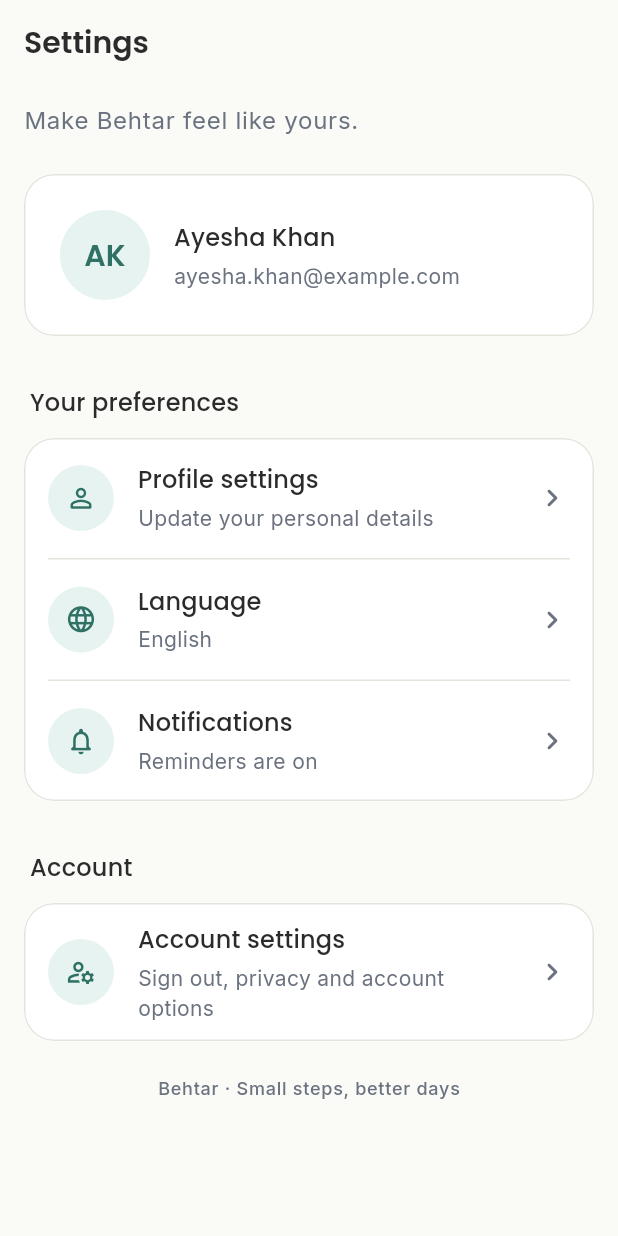
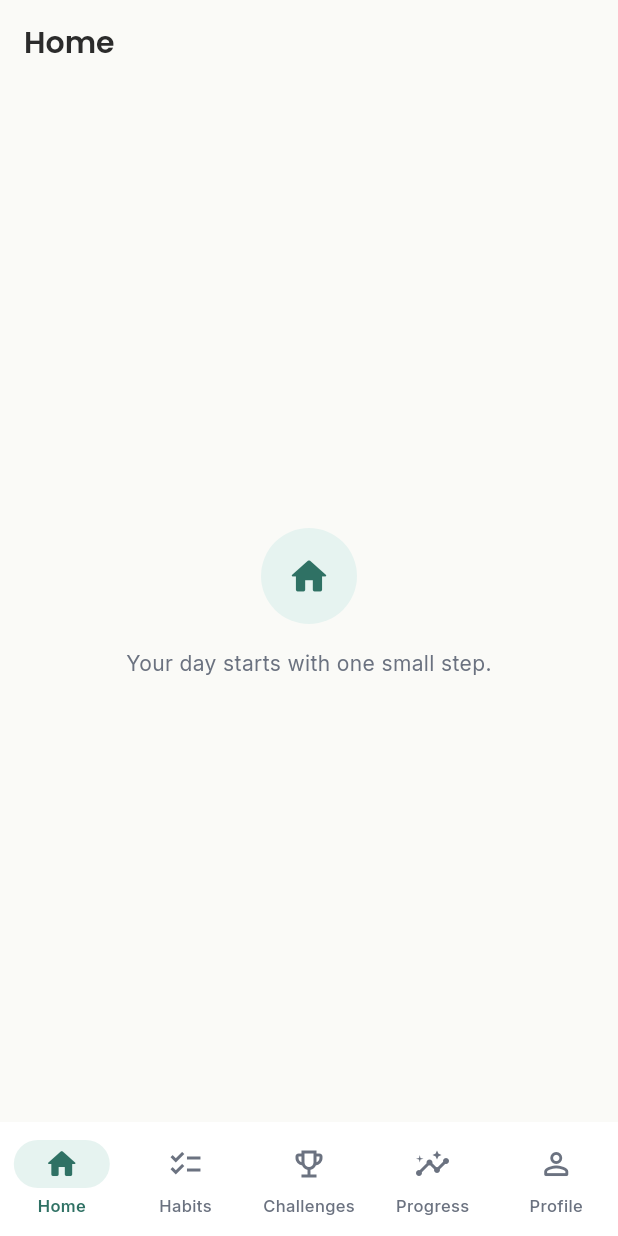
Before and after one commit to hassanmehmood2511/digital-wellbeing-app, a Flutter app: the screen it shows after launch, on a phone screen of 412 x 824 dp. Run offline on Flutter 3.47's test engine with Material 3 defaults, Android fonts, the phone set to English and light mode, and no system bars; our stand-ins replace google_fonts.

Commit message:
add main navigation shell (bottom bar) and refactor settings

```diff
--- /dev/null
+++ b/lib/core/routing/app_navigation_shell.dart
@@ -0,0 +1,94 @@
+import 'package:flutter/material.dart';
+
+import '../../features/settings/settings_controller.dart';
+import '../../features/settings/profile_screen.dart';
+import '../theme/app_theme.dart';
+import '../widgets/behtar_bottom_navigation_bar.dart';
+
+class AppNavigationShell extends StatefulWidget {
+  const AppNavigationShell({required this.settingsController, super.key});
+
+  final SettingsController settingsController;
+
+  @override
+  State<AppNavigationShell> createState() => _AppNavigationShellState();
+}
+
+class _AppNavigationShellState extends State<AppNavigationShell> {
+  int _currentIndex = 0;
+
+  @override
+  Widget build(BuildContext context) {
+    return Scaffold(
+      body: IndexedStack(
+        index: _currentIndex,
+        children: [
+          const _DestinationPlaceholder(
+            title: 'Home',
+            message: 'Your day starts with one small step.',
+            icon: Icons.home_rounded,
+          ),
+          const _DestinationPlaceholder(
+            title: 'Habits',
+            message: 'Your habits will appear here.',
+            icon: Icons.checklist_rounded,
+          ),
+          const _DestinationPlaceholder(
+            title: 'Challenges',
+            message: 'Find a challenge to grow together.',
+            icon: Icons.emoji_events_rounded,
+          ),
+          const _DestinationPlaceholder(
+            title: 'Progress',
+            message: 'Your progress will be shown here.',
+            icon: Icons.insights_rounded,
+          ),
+          ProfileScreen(controller: widget.settingsController),
+        ],
+      ),
+      bottomNavigationBar: BehtarBottomNavigationBar(
+        currentIndex: _currentIndex,
+        onDestinationSelected: (index) {
+          setState(() => _currentIndex = index);
+        },
+      ),
+    );
+  }
+}
+
+class _DestinationPlaceholder extends StatelessWidget {
+  const _DestinationPlaceholder({
+    required this.title,
+    required this.message,
+    required this.icon,
+  });
+
+  final String title;
+  final String message;
+  final IconData icon;
+
+  @override
+  Widget build(BuildContext context) {
+    return Scaffold(
+      appBar: AppBar(title: Text(title)),
+      body: Center(
+        child: Padding(
+          padding: const EdgeInsets.all(BehtarSpacing.xl),
+          child: Column(
+            mainAxisSize: MainAxisSize.min,
+            children: [
+              CircleAvatar(
+                radius: 32,
+                backgroundColor: BehtarColors.primarySoft,
+                foregroundColor: BehtarColors.primaryDark,
+                child: Icon(icon, size: 30),
+              ),
+              const SizedBox(height: BehtarSpacing.base),
+              Text(message, textAlign: TextAlign.center),
+            ],
+          ),
+        ),
+      ),
+    );
+  }
+}
--- a/lib/core/theme/app_theme.dart
+++ b/lib/core/theme/app_theme.dart
@@ -93,6 +93,34 @@ abstract final class AppTheme {
           color: BehtarColors.primaryText,
         ),
       ),
+      navigationBarTheme: NavigationBarThemeData(
+        backgroundColor: BehtarColors.surface,
+        surfaceTintColor: Colors.transparent,
+        elevation: 3,
+        height: 76,
+        labelBehavior: NavigationDestinationLabelBehavior.alwaysShow,
+        indicatorColor: BehtarColors.primarySoft,
+        iconTheme: WidgetStateProperty.resolveWith((states) {
+          final selected = states.contains(WidgetState.selected);
+          return IconThemeData(
+            color: selected
+                ? BehtarColors.primaryDark
+                : BehtarColors.secondaryText,
+            size: 24,
+          );
+        }),
+        labelTextStyle: WidgetStateProperty.resolveWith((states) {
+          final selected = states.contains(WidgetState.selected);
+          return TextStyle(
+            fontFamily: 'Inter',
+            fontSize: 11,
+            fontWeight: selected ? FontWeight.w600 : FontWeight.w500,
+            color: selected
+                ? BehtarColors.primaryDark
+                : BehtarColors.secondaryText,
+          );
+        }),
+      ),
       cardTheme: CardThemeData(
         color: BehtarColors.surface,
         elevation: 0,
--- /dev/null
+++ b/lib/core/widgets/behtar_bottom_navigation_bar.dart
@@ -0,0 +1,59 @@
+import 'package:flutter/material.dart';
+
+import '../theme/app_theme.dart';
+
+class BehtarBottomNavigationBar extends StatelessWidget {
+  const BehtarBottomNavigationBar({
+    required this.currentIndex,
+    required this.onDestinationSelected,
+    super.key,
+  });
+
+  final int currentIndex;
+  final ValueChanged<int> onDestinationSelected;
+
+  @override
+  Widget build(BuildContext context) {
+    return Material(
+      elevation: 3,
+      color: BehtarColors.surface,
+      shadowColor: BehtarColors.primaryText.withValues(alpha: 0.08),
+      child: DecoratedBox(
+        decoration: const BoxDecoration(
+          border: Border(top: BorderSide(color: BehtarColors.border)),
+        ),
+        child: NavigationBar(
+          selectedIndex: currentIndex,
+          onDestinationSelected: onDestinationSelected,
+          destinations: const [
+            NavigationDestination(
+              icon: Icon(Icons.home_outlined),
+              selectedIcon: Icon(Icons.home_rounded),
+              label: 'Home',
+            ),
+            NavigationDestination(
+              icon: Icon(Icons.checklist_outlined),
+              selectedIcon: Icon(Icons.checklist_rounded),
+              label: 'Habits',
+            ),
+            NavigationDestination(
+              icon: Icon(Icons.emoji_events_outlined),
+              selectedIcon: Icon(Icons.emoji_events_rounded),
+              label: 'Challenges',
+            ),
+            NavigationDestination(
+              icon: Icon(Icons.insights_outlined),
+              selectedIcon: Icon(Icons.insights_rounded),
+              label: 'Progress',
+            ),
+            NavigationDestination(
+              icon: Icon(Icons.person_outline_rounded),
+              selectedIcon: Icon(Icons.person_rounded),
+              label: 'Profile',
+            ),
+          ],
+        ),
+      ),
+    );
+  }
+}
--- a/lib/features/settings/settings_controller.dart
+++ b/lib/features/settings/settings_controller.dart
@@ -1,8 +1,8 @@
 import 'package:flutter/foundation.dart';
 
 class SettingsController extends ChangeNotifier {
-  String fullName = 'Ayesha Khan';
-  String email = 'ayesha.khan@example.com';
+  String fullName = 'Hassan Mehmood';
+  String email = 'hassanmehmood@example.com';
   String phone = '+92 300 1234567';
   String selectedLanguage = 'English';
 
--- a/lib/features/settings/settings_screen.dart
+++ b/lib/features/settings/settings_screen.dart
@@ -1,15 +1,13 @@
 import 'package:flutter/material.dart';
 
 import '../../core/theme/app_theme.dart';
-import 'account_settings_screen.dart';
 import 'language_settings_screen.dart';
 import 'notification_settings_screen.dart';
-import 'profile_settings_screen.dart';
 import 'settings_controller.dart';
 import 'settings_widgets.dart';
 
-class SettingsScreen extends StatelessWidget {
-  const SettingsScreen({required this.controller, super.key});
+class AppSettingsScreen extends StatelessWidget {
+  const AppSettingsScreen({required this.controller, super.key});
 
   final SettingsController controller;
 
@@ -19,62 +17,17 @@ class SettingsScreen extends StatelessWidget {
       animation: controller,
       builder: (context, _) {
         return SettingsPage(
-          title: 'Settings',
+          title: 'App settings',
           children: [
             Text(
-              'Make Behtar feel like yours.',
+              'Make Behtar work the way you like.',
               style: Theme.of(context).textTheme.bodyLarge?.copyWith(
                     color: BehtarColors.secondaryText,
                   ),
             ),
             const SizedBox(height: BehtarSpacing.lg),
-            SettingsCard(
-              padding: const EdgeInsets.all(BehtarSpacing.lg),
-              child: Row(
-                children: [
-                  CircleAvatar(
-                    radius: 30,
-                    backgroundColor: BehtarColors.primarySoft,
-                    foregroundColor: BehtarColors.primaryDark,
-                    child: Text(
-                      _initials(controller.fullName),
-                      style: Theme.of(context).textTheme.titleLarge?.copyWith(
-                            color: BehtarColors.primaryDark,
-                          ),
-                    ),
-                  ),
-                  const SizedBox(width: BehtarSpacing.base),
-                  Expanded(
-                    child: Column(
-                      crossAxisAlignment: CrossAxisAlignment.start,
-                      children: [
-                        Text(
-                          controller.fullName,
-                          style: Theme.of(context).textTheme.titleMedium,
-                        ),
-                        const SizedBox(height: BehtarSpacing.xs),
-                        Text(
-                          controller.email,
-                          style: Theme.of(context).textTheme.bodyMedium,
-                        ),
-                      ],
-                    ),
-                  ),
-                ],
-              ),
-            ),
-            const SizedBox(height: BehtarSpacing.xl),
-            const SettingsSectionTitle('Your preferences'),
             _SettingsGroup(
               tiles: [
-                SettingsActionTile(
-                  icon: Icons.person_outline_rounded,
-                  title: 'Profile settings',
-                  subtitle: 'Update your personal details',
-                  onTap: () => _open(context, ProfileSettingsScreen(
-                    controller: controller,
-                  )),
-                ),
                 SettingsActionTile(
                   icon: Icons.language_rounded,
                   title: 'Language',
@@ -95,20 +48,6 @@ class SettingsScreen extends StatelessWidget {
                 ),
               ],
             ),
-            const SizedBox(height: BehtarSpacing.xl),
-            const SettingsSectionTitle('Account'),
-            _SettingsGroup(
-              tiles: [
-                SettingsActionTile(
-                  icon: Icons.manage_accounts_outlined,
-                  title: 'Account settings',
-                  subtitle: 'Sign out, privacy and account options',
-                  onTap: () => _open(context, AccountSettingsScreen(
-                    controller: controller,
-                  )),
-                ),
-              ],
-            ),
             const SizedBox(height: BehtarSpacing.lg),
             Center(
               child: Text(
@@ -120,15 +59,6 @@ class SettingsScreen extends StatelessWidget {
         );
       },
     );
-  }
-
-  String _initials(String name) {
-    final parts = name.trim().split(RegExp(r'\s+'));
-    if (parts.isEmpty || parts.first.isEmpty) return 'B';
-    return parts.length == 1
-        ? parts.first.substring(0, 1).toUpperCase()
-        : '${parts.first.substring(0, 1)}${parts.last.substring(0, 1)}'
-            .toUpperCase();
   }
 
   void _open(BuildContext context, Widget screen) {
--- a/lib/features/settings/settings_widgets.dart
+++ b/lib/features/settings/settings_widgets.dart
@@ -7,15 +7,17 @@ class SettingsPage extends StatelessWidget {
     required this.title,
     required this.children,
     super.key,
+    this.actions,
   });
 
   final String title;
   final List<Widget> children;
+  final List<Widget>? actions;
 
   @override
   Widget build(BuildContext context) {
     return Scaffold(
-      appBar: AppBar(title: Text(title)),
+      appBar: AppBar(title: Text(title), actions: actions),
       body: SafeArea(
         top: false,
         child: SingleChildScrollView(
--- a/lib/main.dart
+++ b/lib/main.dart
@@ -1,8 +1,8 @@
 import 'package:flutter/material.dart';
 import 'core/theme/app_theme.dart';
 
+import 'core/routing/app_navigation_shell.dart';
 import 'features/settings/settings_controller.dart';
-import 'features/settings/settings_screen.dart';
 
 void main() {
   runApp(const BehtarApp());
@@ -36,7 +36,7 @@ class _BehtarAppState extends State<BehtarApp> {
       title: 'Behtar',
       debugShowCheckedModeBanner: false,
       theme: AppTheme.light,
-      home: SettingsScreen(controller: _settingsController),
+      home: AppNavigationShell(settingsController: _settingsController),
     );
   }
 }
--- a/pubspec.yaml
+++ b/pubspec.yaml
@@ -34,6 +34,7 @@ dependencies:
   # The following adds the Cupertino Icons font to your application.
   # Use with the CupertinoIcons class for iOS style icons.
   cupertino_icons: ^1.0.8
+  google_fonts: ^8.2.1
 
 dev_dependencies:
   flutter_test:
```
Also changed, not shown: lib/features/settings/profile_screen.dart (added, +124 -0 lines), pubspec.lock, 2 other files.
